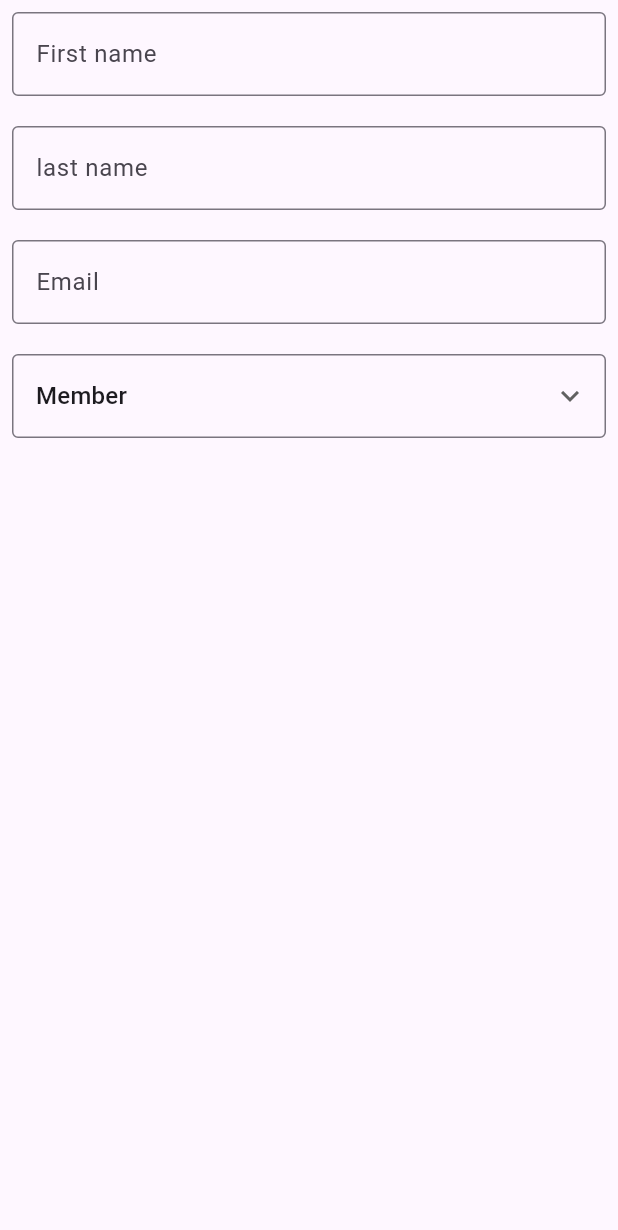
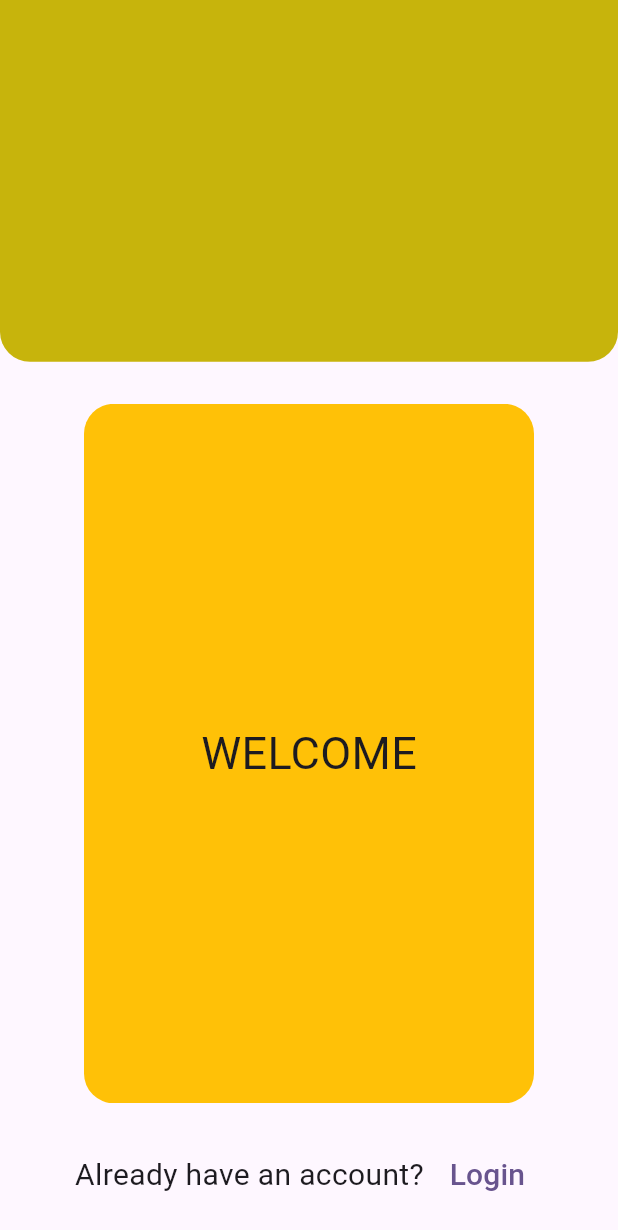
Before and after one commit to winstonmalcolm-tech/church-for-us, a Flutter app: the Authentication screen opened directly, on a phone screen of 412 x 824 dp. Shown: the top 1230 px of the screen. Run offline on Flutter 3.47's test engine with Material 3 defaults, Android fonts, the phone set to English and light mode, and no system bars; our stand-ins replace email_validator, firebase_core, flutter_svg, google_fonts, lottie, smooth_page_indicator; accounts and stored records are empty.

Commit message:
added animation

```diff
--- a/lib/routes/auth.dart
+++ b/lib/routes/auth.dart
@@ -1,5 +1,9 @@
+import "dart:async";
+
 import "package:email_validator/email_validator.dart";
+import "package:flutter/cupertino.dart";
 import "package:flutter/material.dart";
+import "package:flutter/scheduler.dart";
 import "package:flutter/widgets.dart";
 
 class Authentication extends StatefulWidget {
@@ -11,7 +15,9 @@ class Authentication extends StatefulWidget {
 
 class _AuthenticationState extends State<Authentication> {
 
-  bool newUser = false;
+  bool newUser = true;
+  bool showForm = false;
+  late double _width;
 
   final _key = GlobalKey<FormState>();
 
@@ -22,22 +28,98 @@ class _AuthenticationState extends State<Authentication> {
   TextEditingController password = TextEditingController();
   TextEditingController churchName = TextEditingController();
 
-  double scaleValue = 1;
+  @override
+  void initState() {
+
+    _width = 300;
+
+   Timer(const Duration(milliseconds: 2000), () {
+      setState(() {
+        showForm = true;
+        _width = 0;
+      });
+    });
+    super.initState();
+  }
 
   @override
   Widget build(BuildContext context) {
+
     return Scaffold(
       body: SafeArea(
         child: Column(
           children: [
             Expanded(
+              flex: 3,
+              child: Container(
+
+                decoration: const BoxDecoration(
+                  color: Color.fromARGB(255, 199, 180, 12),
+                  borderRadius: BorderRadius.only(bottomLeft: Radius.circular(20), bottomRight: Radius.circular(20))
+                )
+
+              )
+            ),
+            const SizedBox(height: 20,),
+            Expanded(
               flex: 6,
               child: Padding(
                 padding: const EdgeInsets.all(8.0),
-                child: register(),
-              )
+                child: AnimatedCrossFade(
+                  excludeBottomFocus: false,
+                  firstChild: Container(
+                    height: MediaQuery.of(context).size.height,
+                    width:  _width,
+                    decoration: BoxDecoration(
+                      color: Colors.amber,
+                      borderRadius: BorderRadius.circular(20)
+                    ),
+                    child: (showForm) ? null : const Align(alignment: Alignment.center,child: Text("WELCOME", style: TextStyle(fontSize: 30))),
 
                   ),
+                  secondChild: register(),
+                  crossFadeState: (!showForm) ? CrossFadeState.showFirst : CrossFadeState.showSecond,
+                  duration: const Duration(milliseconds: 2000),
+                )
+              )
+            ),
+
+            Expanded(
+              flex: 1,
+              child: (newUser) ?
+              Row(
+                mainAxisAlignment: MainAxisAlignment.center,
+                crossAxisAlignment: CrossAxisAlignment.center,
+                children: [
+                  const Text("Already have an account? ", style: TextStyle(fontSize: 20),),
+                  TextButton(
+                    onPressed: () {
+                      setState(() {
+                        newUser = !newUser;
+                      });
+                    },
+                    child: const Text("Login", style: TextStyle(fontSize: 20))
+                  ),
+
+                ],
+              ) :
+              Row(
+                mainAxisAlignment: MainAxisAlignment.center,
+                crossAxisAlignment: CrossAxisAlignment.center,
+                children: [
+                  const Text("New user? ", style: TextStyle(fontSize: 20),),
+                  TextButton(
+                    onPressed: () {
+                      setState(() {
+                        newUser = !newUser;
+                      });
+                    },
+                    child: const Text("Register", style: TextStyle(fontSize: 20))
+                  ),
+
+                ],
+              )
+            )
 
           ],
         ),
@@ -50,6 +132,7 @@ class _AuthenticationState extends State<Authentication> {
 
     return Form(
       key: _key,
+      child: SingleChildScrollView(
         child: Column(
           children: [
             TextFormField(
@@ -121,9 +204,9 @@ class _AuthenticationState extends State<Authentication> {
               }
             ),
 
+            if (isMember.text == "2") ... [
               const SizedBox(height: 20,),
 
-          if (isMember.text == "2") ... [
               TextFormField(
                   controller: churchName,
                   keyboardType: TextInputType.text,
@@ -139,8 +222,23 @@ class _AuthenticationState extends State<Authentication> {
 
                   ),
                 )
-          ]
             ],
+
+            const SizedBox(height: 20,),
+
+            SizedBox(
+              height: 60,
+              width: 150,
+              child: ElevatedButton(
+                onPressed: () {
+
+                },
+                child: const Text("Register", style: TextStyle(fontSize: 20),)),
+            ),
+
+            const SizedBox(height: 10,)
+          ],
+        ),
       )
     );
   }
```
Lines whose indentation alone changed are shown as unchanged.
